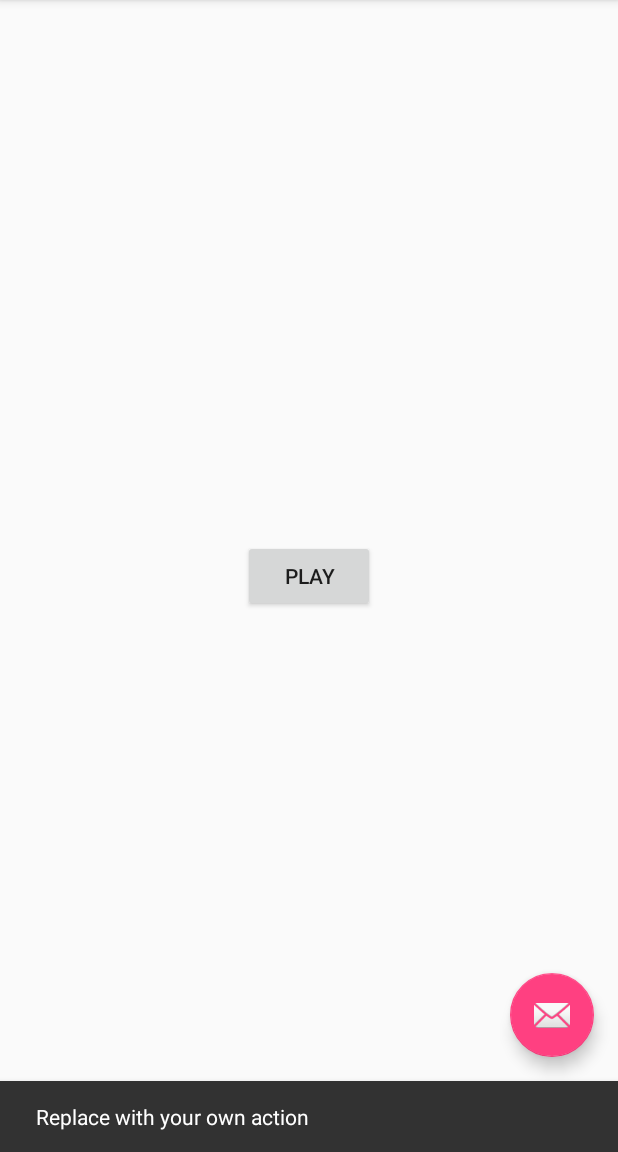
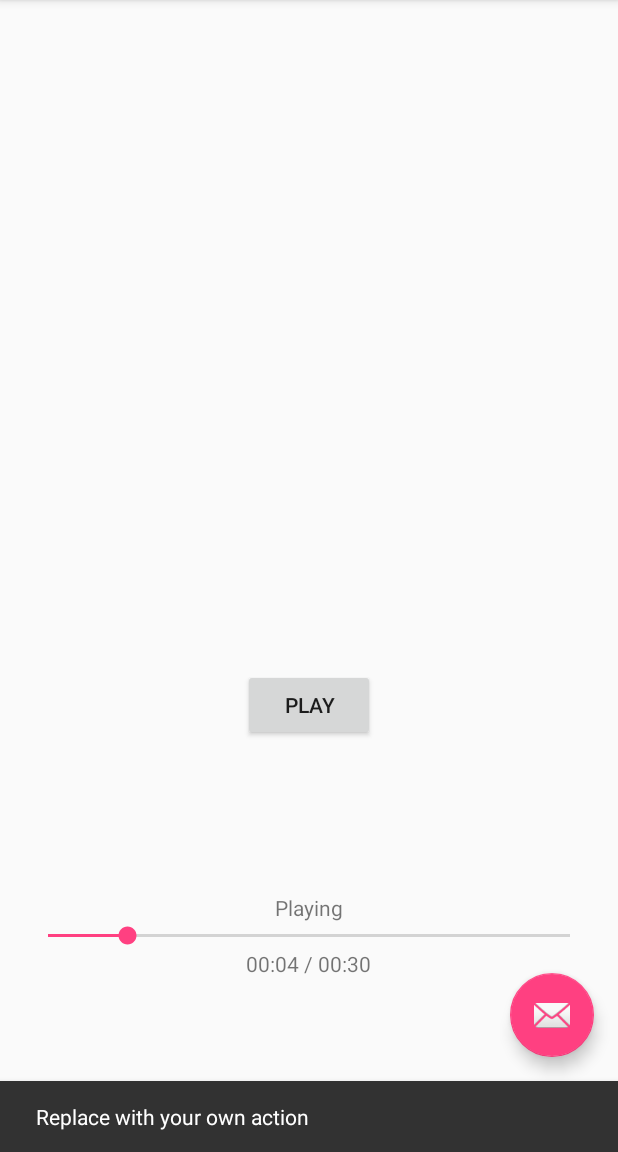
Before and after one commit to alvarogzp/Composer, an Android app: the screen it shows after launch (MainActivity), after a tap on an icon or button, on a phone screen of 412 x 824 dp, the part 84-1236 px from its top. Run offline under Robolectric (Android 15) with nearby library versions, the phone set to English and light mode, and no system bars; our stand-ins replace ButterKnife; 1 other tap on this screen came first.

Commit message:
Add playback controls

```diff
--- a/app/src/main/java/com/afisoftware/composer/MainActivityFragment.java
+++ b/app/src/main/java/com/afisoftware/composer/MainActivityFragment.java
@@ -2,12 +2,18 @@ package com.afisoftware.composer;
 
 import android.media.MediaPlayer;
 import android.os.Bundle;
+import android.os.Handler;
 import android.support.v4.app.Fragment;
 import android.util.Log;
 import android.view.LayoutInflater;
 import android.view.View;
 import android.view.ViewGroup;
+import android.widget.SeekBar;
+import android.widget.TextView;
 
+import java.util.Locale;
+
+import butterknife.BindView;
 import butterknife.ButterKnife;
 import butterknife.OnClick;
 
@@ -15,8 +21,15 @@ import butterknife.OnClick;
  * A placeholder fragment containing a simple view.
  */
 public class MainActivityFragment extends Fragment {
+    private static final int REFRESH_PLAYBACK_INTERVAL_MILLIS_WHILE_PLAYING = 10;
+
+    @BindView(R.id.playback_state) TextView playbackState;
+    @BindView(R.id.playback_bar) SeekBar playbackBar;
+    @BindView(R.id.playback_time) TextView playbackTime;
 
     private MediaPlayer player;
+    private Handler playbackRefreshHandler;
+    private String totalPlaybackTime;
 
     public MainActivityFragment() {
     }
@@ -29,6 +42,19 @@ public class MainActivityFragment extends Fragment {
         return view;
     }
 
+    @Override
+    public void onResume() {
+        super.onResume();
+        playbackRefreshHandler = new Handler();
+        refreshPlaybackScheduler();
+    }
+
+    @Override
+    public void onPause() {
+        super.onPause();
+        playbackRefreshHandler = null;
+    }
+
     @OnClick(R.id.button)
     public void playClicked() {
         if (player != null) {
@@ -36,6 +62,58 @@ public class MainActivityFragment extends Fragment {
         }
         player = MediaPlayer.create(getActivity(), R.raw.music);
         player.start();
-        Log.d("Composer", "Playing? " + player);
+        Log.d("Composer", "Playing!");
+        startedPlayback();
+    }
+
+    private void startedPlayback() {
+        int totalPlaybackMillis = player.getDuration();
+        playbackBar.setMax(totalPlaybackMillis);
+        totalPlaybackTime = formatMillis(totalPlaybackMillis);
+
+        playbackState.setText("Playing");
+
+        refreshPlaybackScheduler();
+    }
+
+    private void refreshPlaybackScheduler() {
+        if (playbackRefreshHandler != null) {
+            boolean isPlaying = isPlaying();
+
+            if (isPlaying) {
+                refreshPlayingPlayback();
+
+                playbackRefreshHandler.postDelayed(new Runnable() {
+                    @Override
+                    public void run() {
+                        refreshPlaybackScheduler();
+                    }
+                }, REFRESH_PLAYBACK_INTERVAL_MILLIS_WHILE_PLAYING);
+            } else {
+                showStoppedPlayback();
+            }
+        }
+    }
+
+    private boolean isPlaying() {
+        return player != null && player.isPlaying();
+    }
+
+    private void refreshPlayingPlayback() {
+        int currentPlaybackMillis = player.getCurrentPosition();
+        playbackBar.setProgress(currentPlaybackMillis);
+        playbackTime.setText(formatMillis(currentPlaybackMillis) + " / " + totalPlaybackTime);
+    }
+
+    private void showStoppedPlayback() {
+        playbackState.setText("Stopped");
+        playbackBar.setProgress(0);
+        playbackTime.setText(formatMillis(0) + " / " +  formatMillis(0));
+    }
+
+    private String formatMillis(int millis) {
+        int mins = millis / 60000;
+        int secs = (millis / 1000) % 60;
+        return String.format(Locale.getDefault(), "%02d:%02d", mins, secs);
     }
 }
--- a/app/src/main/res/layout/fragment_main.xml
+++ b/app/src/main/res/layout/fragment_main.xml
@@ -11,12 +11,42 @@
     tools:context="com.afisoftware.composer.MainActivityFragment"
     tools:showIn="@layout/activity_main">
 
+    <LinearLayout
+        android:orientation="vertical"
+        android:layout_width="match_parent"
+        android:layout_height="wrap_content"
+        android:layout_alignParentBottom="true"
+        android:layout_alignParentLeft="true"
+        android:layout_alignParentStart="true"
+        android:layout_marginBottom="100dp"
+        android:gravity="center_horizontal"
+        android:id="@+id/playback_layout">
+
+        <TextView
+            android:text="Stop"
+            android:layout_width="wrap_content"
+            android:layout_height="wrap_content"
+            android:id="@+id/playback_state" />
+
+        <SeekBar
+            android:layout_width="match_parent"
+            android:layout_height="wrap_content"
+            android:id="@+id/playback_bar" />
+
+        <TextView
+            android:text="00:00 / 00:00"
+            android:layout_width="wrap_content"
+            android:layout_height="wrap_content"
+            android:id="@+id/playback_time" />
+    </LinearLayout>
+
     <Button
         android:text="PLAY"
         android:layout_width="wrap_content"
         android:layout_height="wrap_content"
-        android:layout_centerVertical="true"
-        android:layout_centerHorizontal="true"
-        android:id="@+id/button" />
+        android:id="@+id/button"
+        android:layout_marginBottom="101dp"
+        android:layout_above="@+id/playback_layout"
+        android:layout_centerHorizontal="true" />
 
 </RelativeLayout>
```
